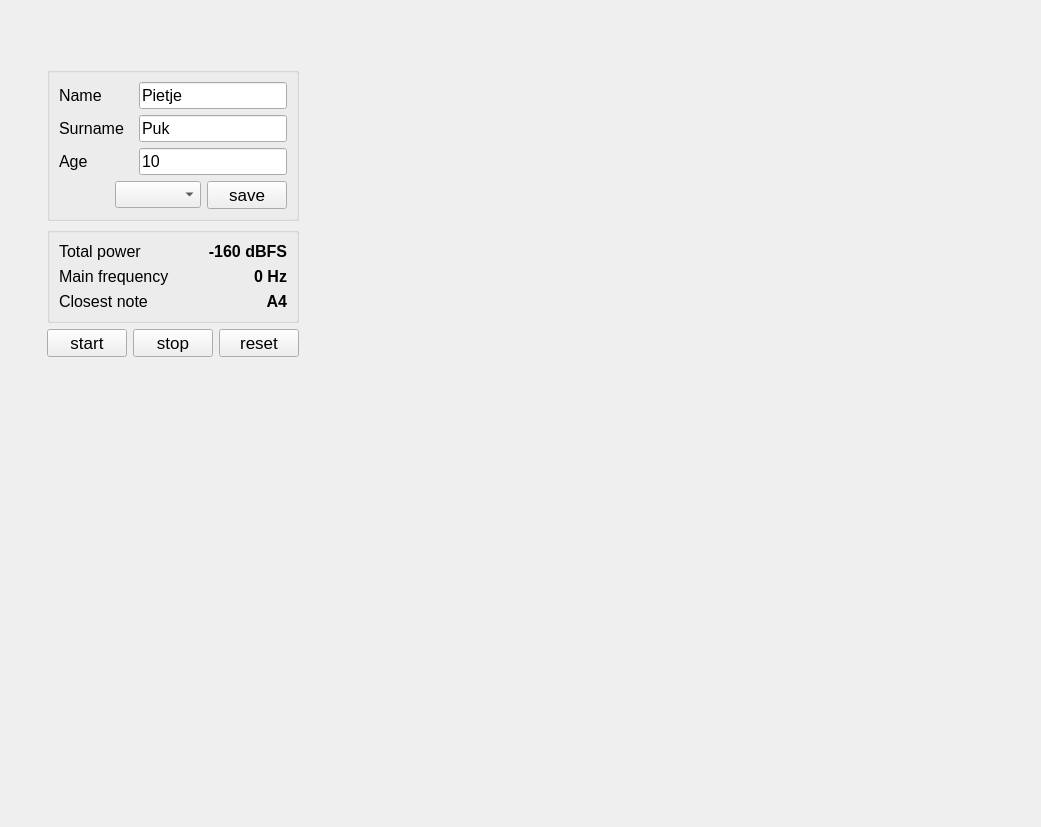
Qt form ui/plots_widget.ui (jens-j/krijseenprijs) before a commit.
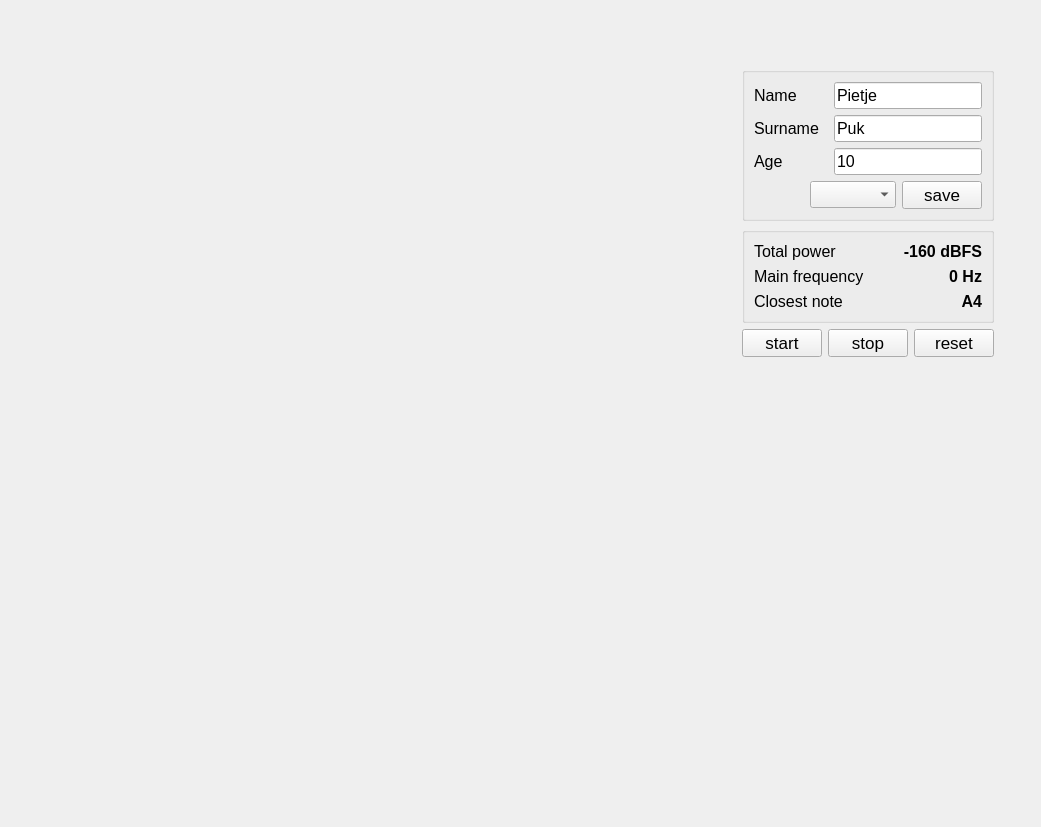
The same form after that commit. Custom widgets are drawn as their Qt base class.

Commit message: changed back UI configuration

```diff
--- a/ui/plots_widget.ui
+++ b/ui/plots_widget.ui
@@ -17,6 +17,39 @@
    <item>
     <widget class="MyQWidget" name="keypress_widget" native="true">
      <layout class="QHBoxLayout" name="horizontalLayout_2">
+      <item>
+       <widget class="QWidget" name="verticalWidget" native="true">
+        <property name="sizePolicy">
+         <sizepolicy hsizetype="Preferred" vsizetype="Preferred">
+          <horstretch>3</horstretch>
+          <verstretch>0</verstretch>
+         </sizepolicy>
+        </property>
+        <layout class="QVBoxLayout" name="verticalLayout">
+         <item>
+          <widget class="PlotWidget" name="timePlot" native="true">
+           <property name="sizePolicy">
+            <sizepolicy hsizetype="Preferred" vsizetype="Preferred">
+             <horstretch>0</horstretch>
+             <verstretch>2</verstretch>
+            </sizepolicy>
+           </property>
+           <layout class="QVBoxLayout" name="verticalLayout_3"/>
+          </widget>
+         </item>
+         <item>
+          <widget class="PlotWidget" name="spectrogramPlot" native="true">
+           <property name="sizePolicy">
+            <sizepolicy hsizetype="Preferred" vsizetype="Preferred">
+             <horstretch>0</horstretch>
+             <verstretch>3</verstretch>
+            </sizepolicy>
+           </property>
+          </widget>
+         </item>
+        </layout>
+       </widget>
+      </item>
       <item>
        <widget class="QWidget" name="verticalWidget_2" native="true">
         <property name="sizePolicy">
@@ -420,39 +453,6 @@
         </layout>
        </widget>
       </item>
-      <item>
-       <widget class="QWidget" name="verticalWidget" native="true">
-        <property name="sizePolicy">
-         <sizepolicy hsizetype="Preferred" vsizetype="Preferred">
-          <horstretch>3</horstretch>
-          <verstretch>0</verstretch>
-         </sizepolicy>
-        </property>
-        <layout class="QVBoxLayout" name="verticalLayout">
-         <item>
-          <widget class="PlotWidget" name="timePlot" native="true">
-           <property name="sizePolicy">
-            <sizepolicy hsizetype="Preferred" vsizetype="Preferred">
-             <horstretch>0</horstretch>
-             <verstretch>2</verstretch>
-            </sizepolicy>
-           </property>
-           <layout class="QVBoxLayout" name="verticalLayout_3"/>
-          </widget>
-         </item>
-         <item>
-          <widget class="PlotWidget" name="spectrogramPlot" native="true">
-           <property name="sizePolicy">
-            <sizepolicy hsizetype="Preferred" vsizetype="Preferred">
-             <horstretch>0</horstretch>
-             <verstretch>3</verstretch>
-            </sizepolicy>
-           </property>
-          </widget>
-         </item>
-        </layout>
-       </widget>
-      </item>
      </layout>
     </widget>
    </item>
```
The commit also changes 1 other file.
